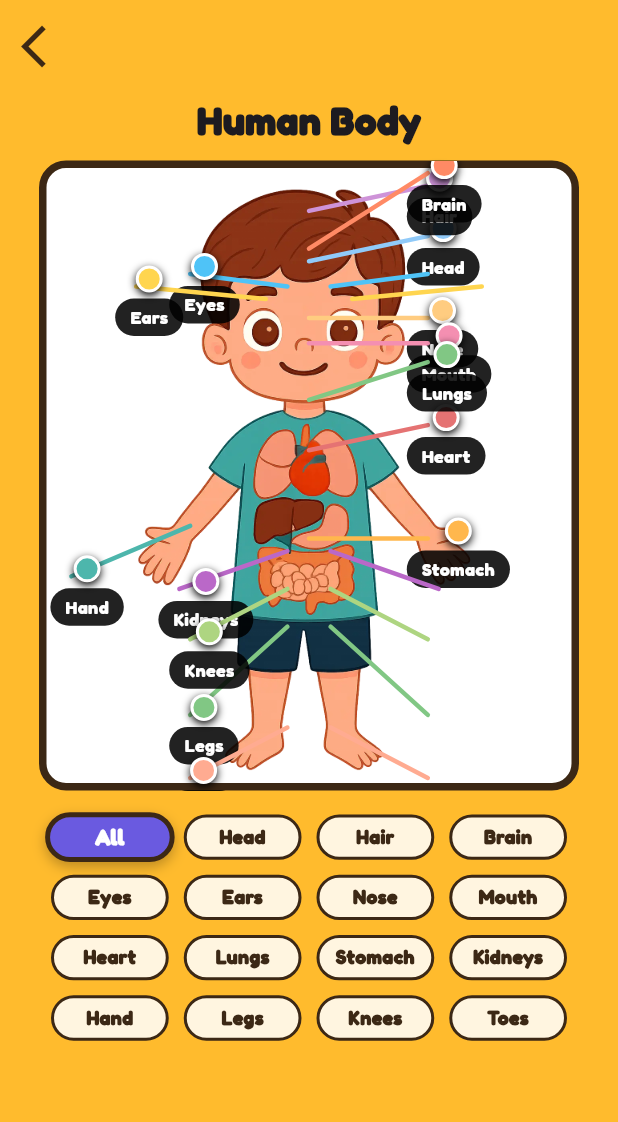
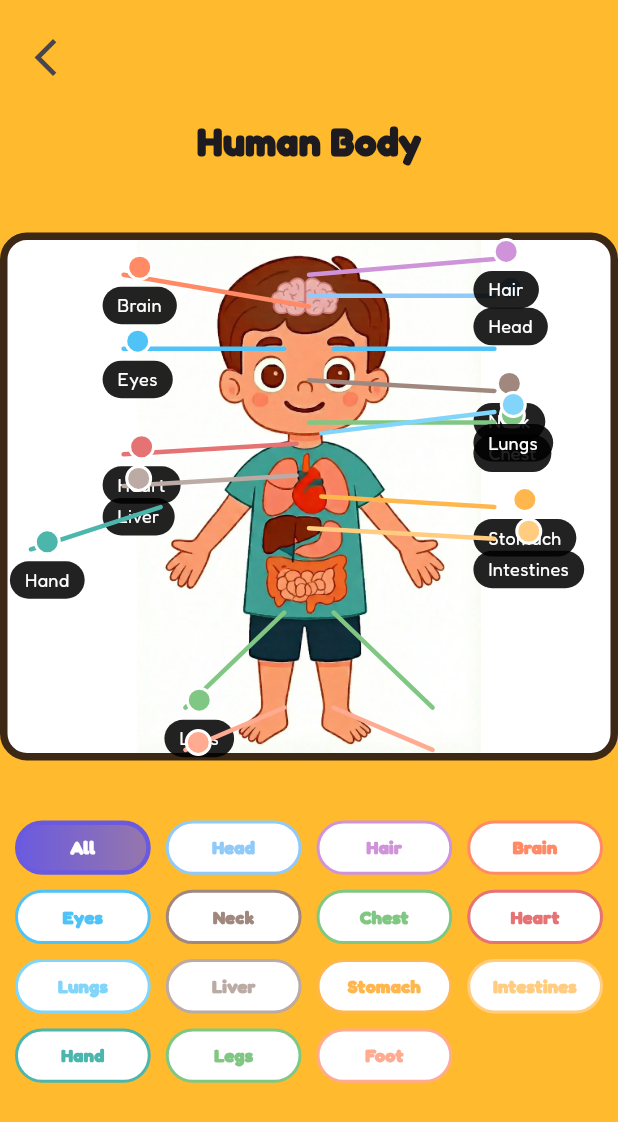
Before and after one commit to argadenil/zinzy, a Flutter app: the HumanBodyScreen screen opened directly, on a phone screen of 412 x 824 dp. Shown: the top 1122 px of the screen. Run offline on Flutter 3.47's test engine with Material 3 defaults, Android fonts, the phone set to English and light mode, and no system bars; our stand-ins replace audioplayers, camera, confetti, flutter_tts, google_fonts, lottie and 2 more; missing offline and left inert: flutter_3d_controller, hand_landmarker.

Commit message:
changes added

```diff
--- a/lib/screens/science/subscreens/human_body.dart
+++ b/lib/screens/science/subscreens/human_body.dart
@@ -12,13 +12,20 @@ enum BodyPart {
   ear,
   nose,
   mouth,
+  neck,
+  chest,
   heart,
   lungs,
+  liver,
   stomach,
+  intestines,
   kidneys,
+  shoulder,
+  elbow,
   hand,
   legs,
   knee,
+  foot,
   toe,
 }
 
@@ -60,7 +67,7 @@ class _HumanBodyScreenState extends State<HumanBodyScreen> {
   /// BODY PART DATA
   /// --------------------------------------------------
   final Map<BodyPart, BodyPartData> parts = {
-    BodyPart.all: const BodyPartData(
+    BodyPart.all: BodyPartData(
       label: "All",
       description: "Learn all body parts",
       from: [],
@@ -68,164 +75,117 @@ class _HumanBodyScreenState extends State<HumanBodyScreen> {
       color: Color(0xFF6A5AE0),
     ),
 
-    BodyPart.head: const BodyPartData(
+    BodyPart.head: BodyPartData(
       label: "Head",
-      description: "The top part of our body.",
-      from: [Offset(0.50, 0.16)],
-      to: [Offset(0.72, 0.12)],
+      description: "Top part of our body.",
+      from: [Offset(0.50, 0.12)],
+      to: [Offset(0.80, 0.12)],
       color: Color(0xFF90CAF9),
     ),
 
-    BodyPart.hair: const BodyPartData(
+    BodyPart.hair: BodyPartData(
       label: "Hair",
-      description: "Hair grows on our head.",
+      description: "Hair grows on head.",
       from: [Offset(0.50, 0.08)],
-      to: [Offset(0.72, 0.04)],
+      to: [Offset(0.80, 0.05)],
       color: Color(0xFFCE93D8),
     ),
 
-    BodyPart.brain: const BodyPartData(
+    BodyPart.brain: BodyPartData(
       label: "Brain",
-      description: "Helps us think and learn.",
+      description: "Helps us think.",
       from: [Offset(0.50, 0.14)],
-      to: [Offset(0.72, 0.02)],
+      to: [Offset(0.20, 0.08)],
       color: Color(0xFFFF8A65),
     ),
 
-    BodyPart.eyes: const BodyPartData(
+    BodyPart.eyes: BodyPartData(
       label: "Eyes",
       description: "Help us see.",
-      from: [
-        Offset(0.46, 0.20),
-        Offset(0.54, 0.20),
-      ],
-      to: [
-        Offset(0.28, 0.18),
-        Offset(0.72, 0.18),
-      ],
+      from: [Offset(0.46, 0.22), Offset(0.54, 0.22)],
+      to: [Offset(0.20, 0.22), Offset(0.80, 0.22)],
       isPair: true,
       color: Color(0xFF4FC3F7),
     ),
 
-    BodyPart.ear: const BodyPartData(
-      label: "Ears",
-      description: "Help us hear.",
-      from: [
-        Offset(0.42, 0.22),
-        Offset(0.58, 0.22),
-      ],
-      to: [
-        Offset(0.18, 0.20),
-        Offset(0.82, 0.20),
-      ],
-      isPair: true,
-      color: Color(0xFFFFD54F),
+    BodyPart.neck: BodyPartData(
+      label: "Neck",
+      description: "Connects head to body.",
+      from: [Offset(0.50, 0.28)],
+      to: [Offset(0.80, 0.30)],
+      color: Color(0xFFA1887F),
     ),
 
-    BodyPart.nose: const BodyPartData(
-      label: "Nose",
-      description: "Helps us smell.",
-      from: [Offset(0.50, 0.25)],
-      to: [Offset(0.72, 0.25)],
+    BodyPart.chest: BodyPartData(
+      label: "Chest",
+      description: "Protects heart & lungs.",
+      from: [Offset(0.50, 0.36)],
+      to: [Offset(0.80, 0.36)],
+      color: Color(0xFF81C784),
+    ),
+
+    BodyPart.heart: BodyPartData(
+      label: "Heart",
+      description: "Pumps blood.",
+      from: [Offset(0.48, 0.40)],
+      to: [Offset(0.20, 0.42)],
+      color: Color(0xFFE57373),
+    ),
+
+    BodyPart.lungs: BodyPartData(
+      label: "Lungs",
+      description: "Help us breathe.",
+      from: [Offset(0.52, 0.38)],
+      to: [Offset(0.80, 0.34)],
+      color: Color(0xFF81D4FA),
+    ),
+
+    BodyPart.liver: BodyPartData(
+      label: "Liver",
+      description: "Cleans our blood.",
+      from: [Offset(0.48, 0.46)],
+      to: [Offset(0.20, 0.48)],
+      color: Color(0xFFBCAAA4),
+    ),
+
+    BodyPart.stomach: BodyPartData(
+      label: "Stomach",
+      description: "Digests food.",
+      from: [Offset(0.52, 0.50)],
+      to: [Offset(0.80, 0.52)],
+      color: Color(0xFFFFB74D),
+    ),
+
+    BodyPart.intestines: BodyPartData(
+      label: "Intestines",
+      description: "Absorb nutrients.",
+      from: [Offset(0.50, 0.56)],
+      to: [Offset(0.80, 0.58)],
       color: Color(0xFFFFCC80),
     ),
 
-    BodyPart.mouth: const BodyPartData(
-      label: "Mouth",
-      description: "Helps us eat and talk.",
-      from: [Offset(0.50, 0.29)],
-      to: [Offset(0.72, 0.29)],
-      color: Color(0xFFF48FB1),
-    ),
-
-    BodyPart.heart: const BodyPartData(
-      label: "Heart",
-      description: "Pumps blood in our body.",
-      from: [Offset(0.50, 0.46)],
-      to: [Offset(0.72, 0.42)],
-      color: Color(0xFFE57373),
-    ),
-
-    BodyPart.lungs: const BodyPartData(
-      label: "Lungs",
-      description: "Help us breathe.",
-      from: [Offset(0.50, 0.38)],
-      to: [Offset(0.72, 0.32)],
-      color: Color(0xFF81C784),
-    ),
-
-    BodyPart.stomach: const BodyPartData(
-      label: "Stomach",
-      description: "Helps digest food.",
-      from: [Offset(0.50, 0.60)],
-      to: [Offset(0.72, 0.60)],
-      color: Color(0xFFFFB74D),
-    ),
-
-    BodyPart.kidneys: const BodyPartData(
-      label: "Kidneys",
-      description: "Clean our blood.",
-      from: [
-        Offset(0.46, 0.62),
-        Offset(0.54, 0.62),
-      ],
-      to: [
-        Offset(0.26, 0.68),
-        Offset(0.74, 0.68),
-      ],
-      isPair: true,
-      color: Color(0xFFBA68C8),
-    ),
-
-    BodyPart.hand: const BodyPartData(
+    BodyPart.hand: BodyPartData(
       label: "Hand",
-      description: "Helps us hold things.",
-      from: [Offset(0.28, 0.58)],
-      to: [Offset(0.06, 0.66)],
+      description: "Helps us hold.",
+      from: [Offset(0.26, 0.52)],
+      to: [Offset(0.05, 0.60)],
       color: Color(0xFF4DB6AC),
     ),
 
-    BodyPart.legs: const BodyPartData(
+    BodyPart.legs: BodyPartData(
       label: "Legs",
-      description: "Help us walk and run.",
-      from: [
-        Offset(0.46, 0.74),
-        Offset(0.54, 0.74),
-      ],
-      to: [
-        Offset(0.28, 0.88),
-        Offset(0.72, 0.88),
-      ],
+      description: "Help us walk.",
+      from: [Offset(0.46, 0.72), Offset(0.54, 0.72)],
+      to: [Offset(0.30, 0.90), Offset(0.70, 0.90)],
       isPair: true,
       color: Color(0xFF81C784),
     ),
 
-    BodyPart.knee: const BodyPartData(
-      label: "Knees",
-      description: "Help our legs bend.",
-      from: [
-        Offset(0.46, 0.68),
-        Offset(0.54, 0.68),
-      ],
-      to: [
-        Offset(0.28, 0.76),
-        Offset(0.72, 0.76),
-      ],
-      isPair: true,
-      color: Color(0xFFAED581),
-    ),
-
-    BodyPart.toe: const BodyPartData(
-      label: "Toes",
-      description: "Help us balance.",
-      from: [
-        Offset(0.46, 0.90),
-        Offset(0.54, 0.90),
-      ],
-      to: [
-        Offset(0.28, 0.98),
-        Offset(0.72, 0.98),
-      ],
+    BodyPart.foot: BodyPartData(
+      label: "Foot",
+      description: "Supports body.",
+      from: [Offset(0.46, 0.90), Offset(0.54, 0.90)],
+      to: [Offset(0.30, 0.98), Offset(0.70, 0.98)],
       isPair: true,
       color: Color(0xFFFFAB91),
     ),
@@ -244,27 +204,26 @@ class _HumanBodyScreenState extends State<HumanBodyScreen> {
               "Human Body",
               style: TextStyle(fontSize: 26, fontWeight: FontWeight.w900),
             ),
-            const SizedBox(height: 8),
+            const SizedBox(height: 12),
 
-            /// BODY IMAGE + ARROWS
+            /// IMAGE + ARROWS (SAME COORDINATE SPACE)
             SizedBox(
-              width: 360,
-              height: 420,
+              height: MediaQuery.of(context).size.height * 0.5,
+              child: Padding(
+                padding: const EdgeInsets.symmetric(vertical: 30),
                 child: LayoutBuilder(
                   builder: (_, c) {
                     final w = c.maxWidth;
                     final h = c.maxHeight;
+
                     return Stack(
-                    children: [
-                      _bodyImage(),
-                      ..._buildArrowLayers(w, h),
-                    ],
+                      children: [_bodyImage(), ..._buildArrowLayers(w, h)],
                     );
                   },
                 ),
               ),
+            ),
 
-            const SizedBox(height: 8),
             Expanded(child: _tabsGrid()),
           ],
         ),
@@ -277,10 +236,9 @@ class _HumanBodyScreenState extends State<HumanBodyScreen> {
     padding: const EdgeInsets.all(14),
     child: Align(
       alignment: Alignment.centerLeft,
-          child: GestureDetector(
-            onTap: () => Navigator.pop(context),
-            child: const Icon(Icons.arrow_back_ios,
-                size: 34, color: Color(0xff3c2815)),
+      child: IconButton(
+        icon: const Icon(Icons.arrow_back_ios, size: 30),
+        onPressed: () => Navigator.pop(context),
       ),
     ),
   );
@@ -292,12 +250,7 @@ class _HumanBodyScreenState extends State<HumanBodyScreen> {
       border: Border.all(color: const Color(0xff3c2815), width: 5),
     ),
     child: Center(
-          child: Image.asset(
-            "assets/science/body.webp",
-            fit: BoxFit.contain,
-            errorBuilder: (_, __, ___) =>
-                const Icon(Icons.person, size: 200),
-          ),
+      child: Image.asset("assets/science/body.webp", fit: BoxFit.contain),
     ),
   );
 
@@ -316,10 +269,8 @@ class _HumanBodyScreenState extends State<HumanBodyScreen> {
             CustomPaint(
               size: Size(w, h),
               painter: ArrowPainter(
-                from: Offset(
-                    data.from[i].dx * w, data.from[i].dy * h),
-                to:
-                    Offset(data.to[i].dx * w, data.to[i].dy * h),
+                from: Offset(data.from[i].dx * w, data.from[i].dy * h),
+                to: Offset(data.to[i].dx * w, data.to[i].dy * h),
                 color: data.color,
               ),
             ),
@@ -350,13 +301,12 @@ class _HumanBodyScreenState extends State<HumanBodyScreen> {
       color: color,
       shape: BoxShape.circle,
       border: Border.all(color: Colors.white, width: 2),
-          boxShadow: const [
-            BoxShadow(blurRadius: 4, offset: Offset(0, 2))
-          ],
     ),
   );
 
-  Widget _label(String text) => Container(
+  Widget _label(String text) => ConstrainedBox(
+    constraints: const BoxConstraints(maxWidth: 80),
+    child: Container(
       padding: const EdgeInsets.symmetric(horizontal: 10, vertical: 4),
       decoration: BoxDecoration(
         color: Colors.black87,
@@ -364,29 +314,26 @@ class _HumanBodyScreenState extends State<HumanBodyScreen> {
       ),
       child: Text(
         text,
-          style: const TextStyle(
-              color: Colors.white,
-              fontSize: 12,
-              fontWeight: FontWeight.bold),
+        maxLines: 1,
+        overflow: TextOverflow.ellipsis,
+        textAlign: TextAlign.center,
+        style: const TextStyle(color: Colors.white, fontSize: 12),
+      ),
     ),
   );
 
   /// --------------------------------------------------
   Widget _tabsGrid() {
     final items = parts.entries.toList();
-    const borderColor = Color(0xff3c2815);
 
-    return Center(
-      child: SizedBox(
-        width: 360,
-        child: GridView.builder(
-          padding: const EdgeInsets.all(8),
+    return GridView.builder(
+      padding: const EdgeInsets.all(10),
       itemCount: items.length,
       gridDelegate: const SliverGridDelegateWithFixedCrossAxisCount(
         crossAxisCount: 4,
         mainAxisSpacing: 10,
         crossAxisSpacing: 10,
-            childAspectRatio: 2.6,
+        childAspectRatio: 2.5,
       ),
       itemBuilder: (_, i) {
         final part = items[i].key;
@@ -395,47 +342,30 @@ class _HumanBodyScreenState extends State<HumanBodyScreen> {
 
         return GestureDetector(
           onTap: () => setState(() => selectedPart = part),
-              child: AnimatedScale(
-                scale: active ? 1.1 : 1,
-                duration: const Duration(milliseconds: 280),
-                curve: Curves.easeOutBack,
           child: AnimatedContainer(
-                  duration: const Duration(milliseconds: 300),
+            duration: const Duration(milliseconds: 250),
             decoration: BoxDecoration(
-                    color: active
-                        ? data.color
-                        : Colors.white.withOpacity(0.85),
-                    borderRadius:
-                        BorderRadius.circular(active ? 28 : 22),
-                    border: Border.all(
-                        color: borderColor,
-                        width: active ? 3 : 2),
-                    boxShadow: active
-                        ? const [
-                            BoxShadow(
-                                color: Colors.black26,
-                                blurRadius: 6,
-                                offset: Offset(0, 3))
-                          ]
-                        : [],
+              gradient: LinearGradient(
+                colors: active
+                    ? [data.color, data.color.withOpacity(0.7)]
+                    : [Colors.white, Colors.white],
+              ),
+              borderRadius: BorderRadius.circular(24),
+              border: Border.all(color: data.color, width: active ? 3 : 2),
             ),
             alignment: Alignment.center,
             child: Text(
               data.label,
               textAlign: TextAlign.center,
               style: TextStyle(
-                      fontSize: 13,
                 fontWeight: FontWeight.w900,
-                      color:
-                          active ? Colors.white : borderColor,
-                    ),
+                fontSize: 12,
+                color: active ? Colors.white : data.color,
               ),
             ),
           ),
         );
       },
-        ),
-      ),
     );
   }
 
@@ -447,30 +377,16 @@ class _HumanBodyScreenState extends State<HumanBodyScreen> {
         borderRadius: BorderRadius.vertical(top: Radius.circular(24)),
       ),
       builder: (_) => Padding(
-        padding: const EdgeInsets.fromLTRB(24, 12, 24, 36),
+        padding: const EdgeInsets.all(24),
         child: Column(
           mainAxisSize: MainAxisSize.min,
           children: [
-            Container(
-              width: 40,
-              height: 4,
-              decoration: BoxDecoration(
-                color: Colors.grey[300],
-                borderRadius: BorderRadius.circular(2),
-              ),
-            ),
-            const SizedBox(height: 20),
             Text(
               data.label,
-              style: const TextStyle(
-                  fontSize: 24, fontWeight: FontWeight.w900),
+              style: const TextStyle(fontSize: 24, fontWeight: FontWeight.bold),
             ),
-            const SizedBox(height: 12),
-            Text(
-              data.description,
-              textAlign: TextAlign.center,
-              style: const TextStyle(fontSize: 17),
-            ),
+            const SizedBox(height: 10),
+            Text(data.description, textAlign: TextAlign.center),
           ],
         ),
       ),
@@ -486,11 +402,7 @@ class ArrowPainter extends CustomPainter {
   final Offset to;
   final Color color;
 
-  ArrowPainter({
-    required this.from,
-    required this.to,
-    required this.color,
-  });
+  ArrowPainter({required this.from, required this.to, required this.color});
 
   @override
   void paint(Canvas canvas, Size size) {
```
Also changed, not shown: assets/science/body.webp. Lines whose indentation alone changed are shown as unchanged.
